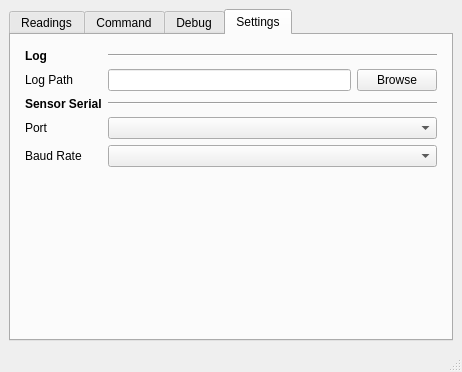
Above: tf03_test/main_window.ui from codincodee/tf0x_dev before the change. Below: the same form after it.
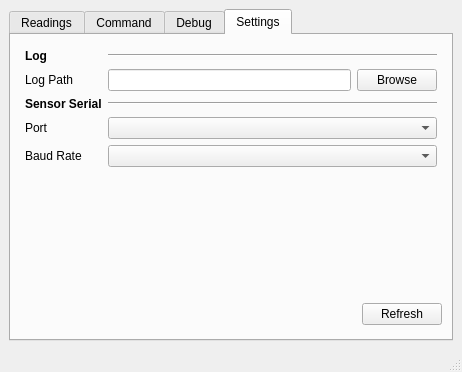
That is the form after the change. The open tabs and pages were chosen to show the change.

Commit message: Refresh button

```diff
--- a/tf03_test/main_window.ui
+++ b/tf03_test/main_window.ui
@@ -801,6 +801,30 @@
             </item>
            </layout>
           </item>
+          <item>
+           <layout class="QHBoxLayout" name="horizontalLayout_8">
+            <item>
+             <spacer name="horizontalSpacer_12">
+              <property name="orientation">
+               <enum>Qt::Horizontal</enum>
+              </property>
+              <property name="sizeHint" stdset="0">
+               <size>
+                <width>40</width>
+                <height>20</height>
+               </size>
+              </property>
+             </spacer>
+            </item>
+            <item>
+             <widget class="QPushButton" name="SettingsRefreshPushButton">
+              <property name="text">
+               <string>Refresh</string>
+              </property>
+             </widget>
+            </item>
+           </layout>
+          </item>
           <item>
            <spacer name="verticalSpacer_9">
             <property name="orientation">
```
Left out of the diff: 2 changed lines with no effect on the pictures. The commit also changes 2 other files.
